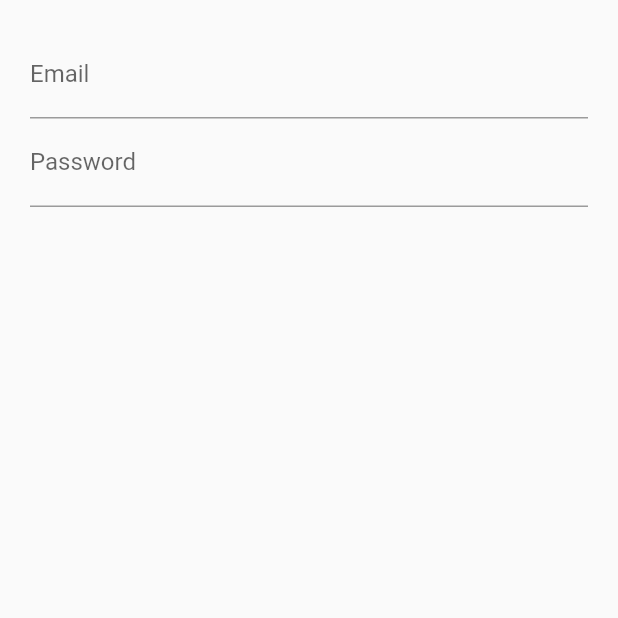
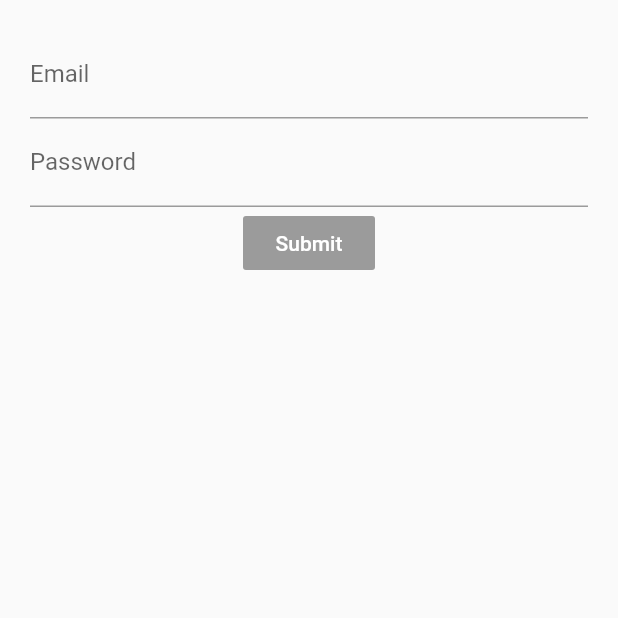
Before and after one commit to Darking360/flutter_login_bloc, a Flutter app: the screen it shows after launch, on a phone screen of 412 x 824 dp, the top half of it. Run offline on Flutter 3.47's test engine with Material 2 defaults, Android fonts, the phone set to English and light mode, and no system bars; our stand-ins replace rxdart.

Commit message:
Finishing implementing RxDart to handle email and password streams, and to submit a form.-

```diff
--- a/lib/src/blocs/bloc.dart
+++ b/lib/src/blocs/bloc.dart
@@ -3,24 +3,23 @@ import 'validators.dart';
 import 'package:rxdart/rxdart.dart';
 
 class Bloc extends Object with Validators {
-  final _emailController = StreamController<String>.broadcast();
-  final _passwordController = StreamController<String>.broadcast();
-
-
+  final _emailController = BehaviorSubject<String>();
+  final _passwordController = BehaviorSubject<String>();
 
   Stream<String> get email => _emailController.stream.transform(validateEmail);
   Stream<String> get password => _passwordController.stream.transform(validatePassword);
-  Stream<bool> get submitValid => Observable.combineLatest2(email, password, (e, p) => (e && p) == true);
+  Stream<bool> get submitValid => Observable.combineLatest2(email, password, (e, p) => true);
 
   Function(String) get changePassword => _passwordController.sink.add;
   Function(String) get changeEmail => _emailController.sink.add;
-
-
-
 
   dispose() {
     _emailController.close();
     _passwordController.close();
   }
 
+  submit() {
+
+  }
+
 }
--- a/lib/src/screens/login_screen.dart
+++ b/lib/src/screens/login_screen.dart
@@ -57,13 +57,11 @@ class LoginScreen extends StatelessWidget {
     return StreamBuilder(
       stream: bloc.submitValid,
       builder: (context, snapshot) {
-        RaisedButton(
+        return RaisedButton(
           child: Text('Submit'),
           textColor: Colors.white,
           color: Colors.blueAccent,
-          onPressed: snapshot.hasError == false ? () {
-            print('holiwi');
-          } : null,
+          onPressed: snapshot.hasData ? bloc.submit : null,
           elevation: 5.0,
         );
       },
```
